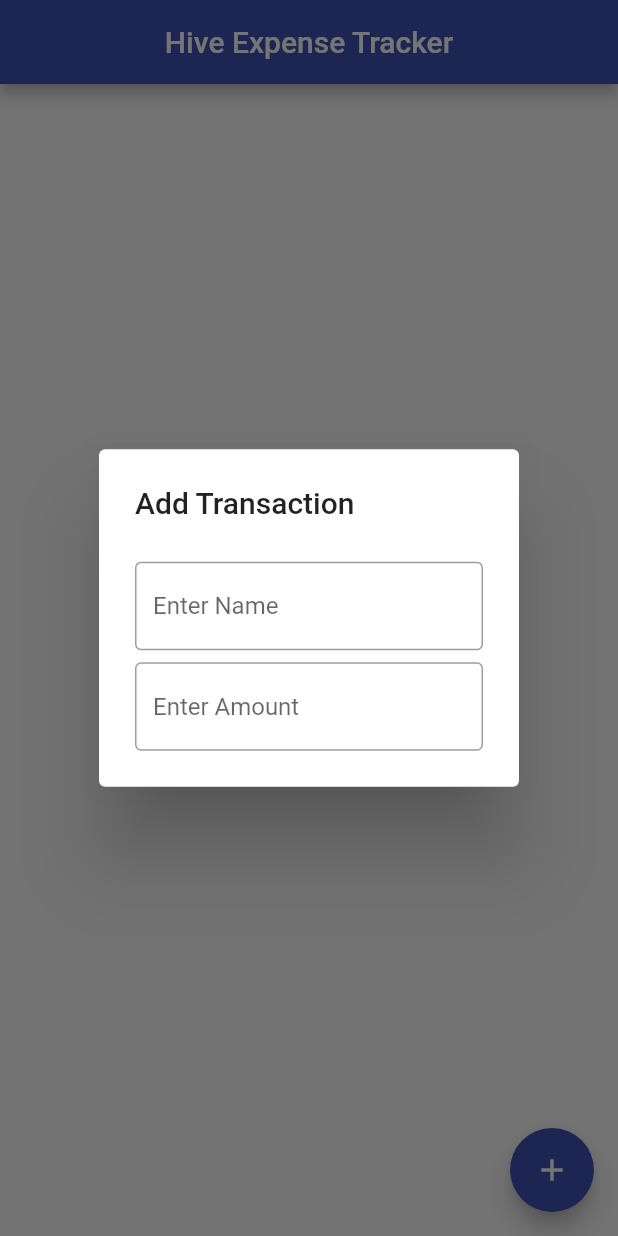
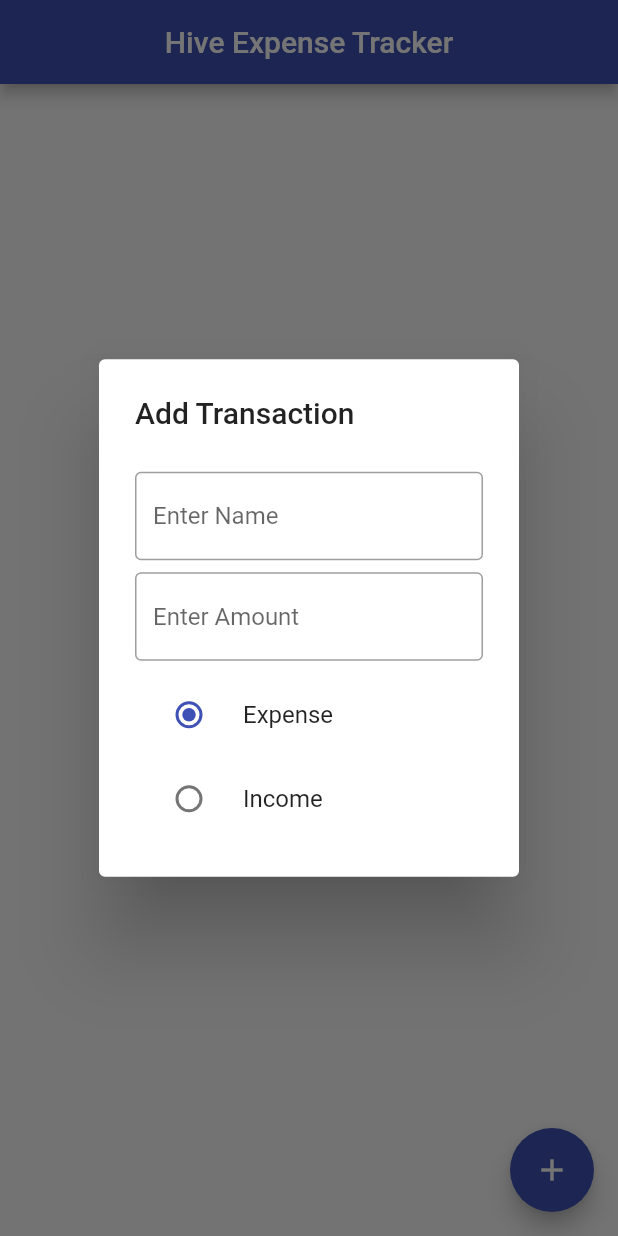
Before and after one commit to AmirhosseinSoleimani/Financial_Management, a Flutter app: the screen it shows after launch, after a tap on the "add" icon, on a phone screen of 412 x 824 dp. Run offline on Flutter 3.47's test engine with Material 2 defaults, Android fonts, the phone set to English and light mode, and no system bars; our stand-ins replace hive, hive_flutter; accounts and stored records are empty.

Commit message:
add widget buildRadioButtons to transaction_dialog page

```diff
--- a/lib/widget/transaction_dialog.dart
+++ b/lib/widget/transaction_dialog.dart
@@ -23,6 +23,8 @@ class _TransactionDialogState extends State<TransactionDialog> {
   final nameController = TextEditingController();
   final amountController = TextEditingController();
 
+  bool isExpense = true;
+
   @override
   Widget build(BuildContext context) {
     final isEditing = widget.transaction != null;
@@ -41,7 +43,11 @@ class _TransactionDialogState extends State<TransactionDialog> {
             const SizedBox(
               height: 8.0,
             ),
-            buildAmount()
+            buildAmount(),
+            const SizedBox(
+              height: 8.0,
+            ),
+            buildRadioButtons(),
           ],
         ),
       ),
@@ -72,4 +78,21 @@ class _TransactionDialogState extends State<TransactionDialog> {
     );
   }
 
+  Widget buildRadioButtons(){
+    return Column(
+      children: [
+        RadioListTile<bool>(
+            value: true,
+            title: const Text('Expense'),
+            groupValue: isExpense,
+            onChanged: (value) => setState(() => isExpense = value!)),
+        RadioListTile<bool>(
+            value: false,
+            title: const Text('Income'),
+            groupValue: isExpense,
+            onChanged: (value) => setState(() => isExpense = value!))
+      ],
+    );
+  }
+
 }
```
